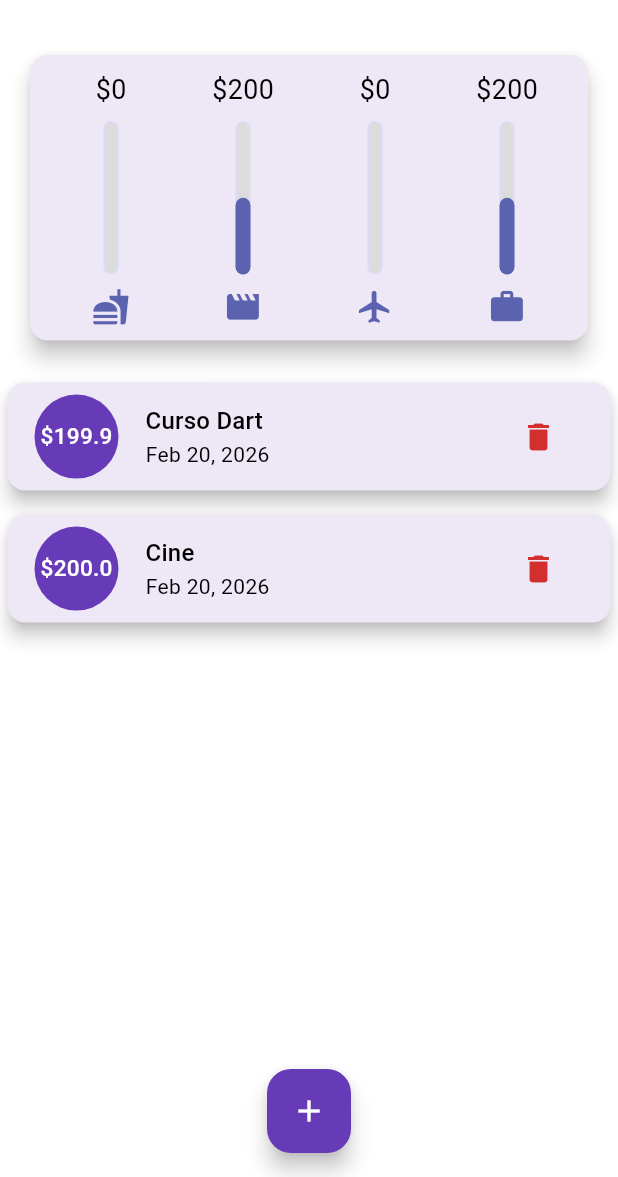
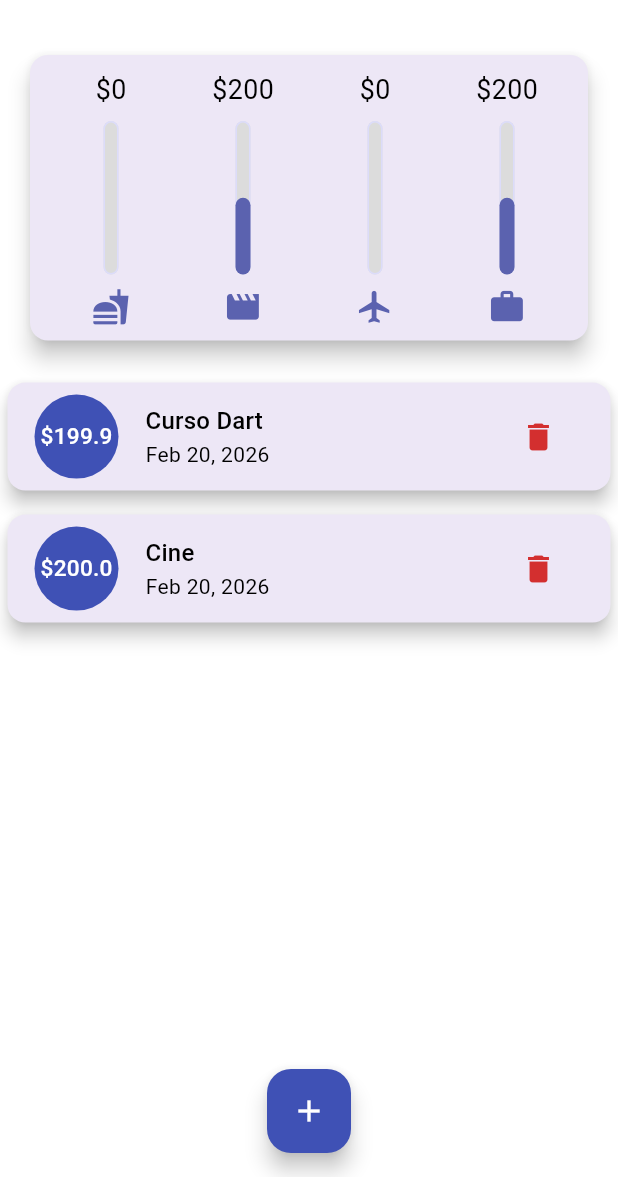
Before and after one commit to JhonzlyckCoding/PM_Proyecto_Final, a Flutter app: the screen it shows after launch, on a phone screen of 412 x 824 dp, the part 59-1236 px from its top. Run offline on Flutter 3.47's test engine with Material 3 defaults, Android fonts, the phone set to English and light mode, and no system bars; Roboto replaces fonts that are missing (OpenSans, Quicksand).

Commit message:
colores main

```diff
--- a/lib/main.dart
+++ b/lib/main.dart
@@ -14,9 +14,9 @@ class MyApp extends StatelessWidget {
     return MaterialApp(
       title: 'Control Gastos Flutter',
       theme: ThemeData(
-        primarySwatch: Colors.deepPurple,
-        colorScheme: ColorScheme.fromSwatch(primarySwatch: Colors.deepPurple).copyWith(
-          secondary: Colors.amber,
+        primarySwatch: Colors.indigo,
+        colorScheme: ColorScheme.fromSwatch(primarySwatch: Colors.indigo).copyWith(
+          secondary: Colors.green,
         ),
         fontFamily: 'Quicksand',
         appBarTheme: AppBarTheme(
```
